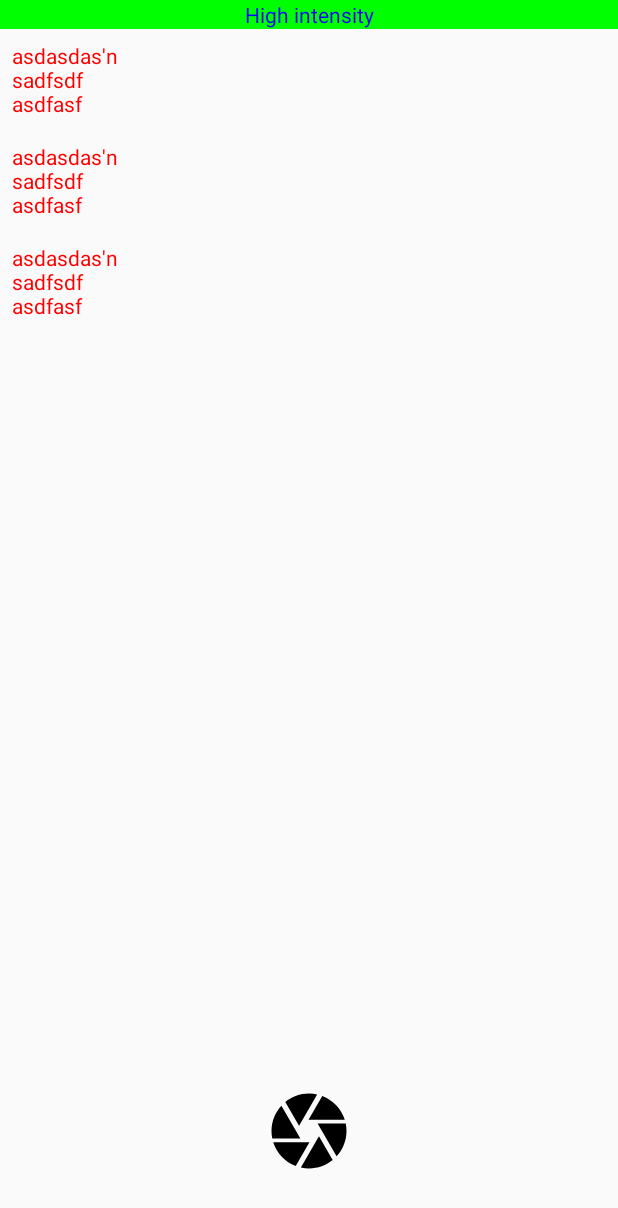
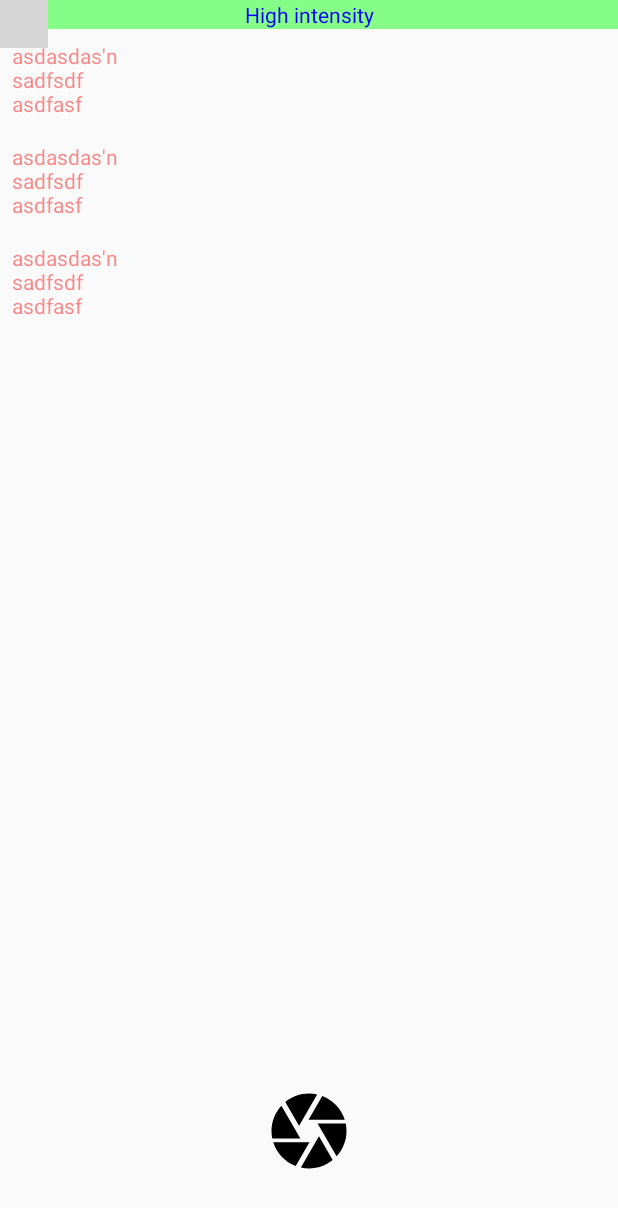
Before and after one commit to Matvey-Kuk/junction_2018, an Android app: the layout activity_camera.xml on its own in the app's theme, with its tools: preview values and no code run, on a phone screen of 412 x 824 dp. Shown: the top 1208 px of the screen. Run offline under Robolectric (Android 15) with nearby library versions, the phone set to English and light mode, and no system bars; plain views replace CameraView; grey boxes are pictures that could not be loaded.

Commit message:
value fixes

```diff
--- a/mobile/src/main/res/layout/activity_camera.xml
+++ b/mobile/src/main/res/layout/activity_camera.xml
@@ -22,7 +22,7 @@
             android:gravity="center"
             android:background="@color/green"
             android:textColor="@color/blue"
-            android:text="High intensity"
+            tools:text="High intensity"
             android:visibility="gone"/>
 
     <TextView
--- a/mobile/src/main/res/values/colors.xml
+++ b/mobile/src/main/res/values/colors.xml
@@ -6,8 +6,8 @@
 
     <color name="blue">#0000ff</color>
     <color name="white">#ffffff</color>
-    <color name="red">#ff0000</color>
-    <color name="green">#00ff00</color>
+    <color name="red">#77ff0000</color>
+    <color name="green">#7700ff00</color>
     <color name="accentDisable">#99D81B60</color>
 
 
```
Also changed, not shown: mobile/src/main/java/com/gneo/fgurbanov/junctionhealth/presentation/camera/CameraActivity.kt (+18 -25 lines).
